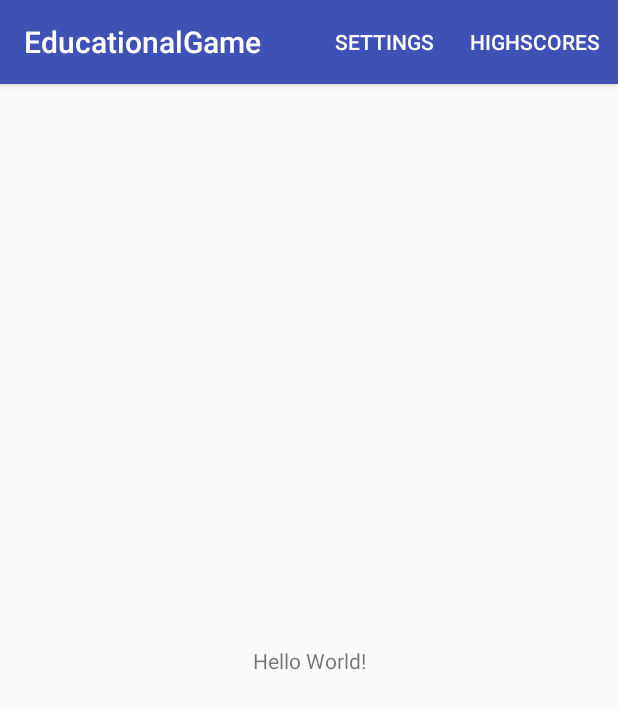
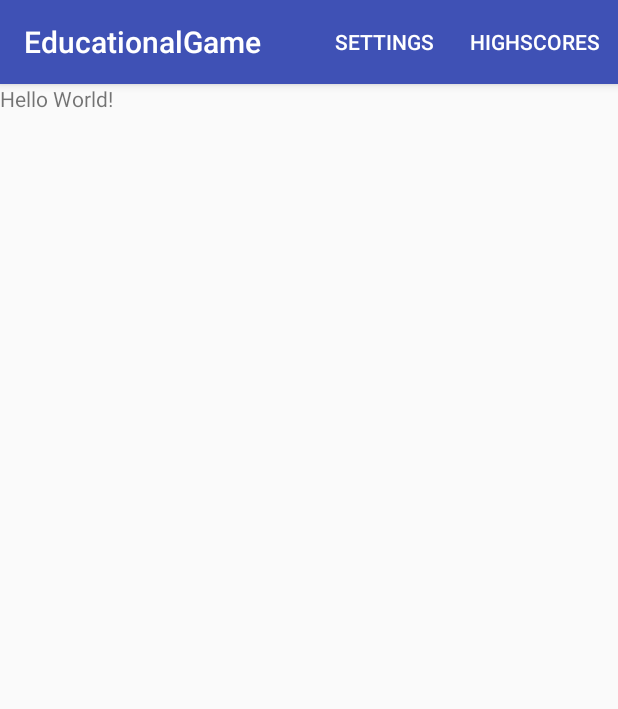
Before and after one commit to ZhouMing9919/CP3406---Educational-Game, an Android app: the screen it shows after launch (MainActivity), on a phone screen of 412 x 824 dp. Shown: the top 709 px of the screen. Run offline under Robolectric (Android 15) with nearby library versions, the light colour scheme and no system bars; plain views replace LinearLayout.

Commit message:
broke it

```diff
--- a/EducationalGame/app/src/main/AndroidManifest.xml
+++ b/EducationalGame/app/src/main/AndroidManifest.xml
@@ -20,7 +20,7 @@
             </intent-filter>
         </activity>
         <activity android:name=".SettingsActivity" />
-        <activity android:name=".HighScoresActivity"></activity>
+        <activity android:name=".HighScoresActivity" />
     </application>
 
 </manifest>
--- a/EducationalGame/app/src/main/res/layout/fragment_main.xml
+++ b/EducationalGame/app/src/main/res/layout/fragment_main.xml
@@ -1,5 +1,5 @@
 <?xml version="1.0" encoding="utf-8"?>
-<android.support.constraint.ConstraintLayout xmlns:android="http://schemas.android.com/apk/res/android"
+<android.support.constraint.LinearLayout xmlns:android="http://schemas.android.com/apk/res/android"
     xmlns:app="http://schemas.android.com/apk/res-auto"
     xmlns:tools="http://schemas.android.com/tools"
     android:layout_width="match_parent"
@@ -16,4 +16,4 @@
         app:layout_constraintRight_toRightOf="parent"
         app:layout_constraintTop_toTopOf="parent" />
 
-</android.support.constraint.ConstraintLayout>
+</android.support.constraint.LinearLayout>
--- a/EducationalGame/app/src/main/res/values/strings.xml
+++ b/EducationalGame/app/src/main/res/values/strings.xml
@@ -4,4 +4,5 @@
 
     <!-- TODO: Remove or change this placeholder text -->
     <string name="hello_blank_fragment">Hello blank fragment</string>
+    <string name="title_activity_game">GameActivity</string>
 </resources>
```
Also changed, not shown: EducationalGame/app/src/main/res/menu/menu_game.xml (added, +10 -0 lines).
